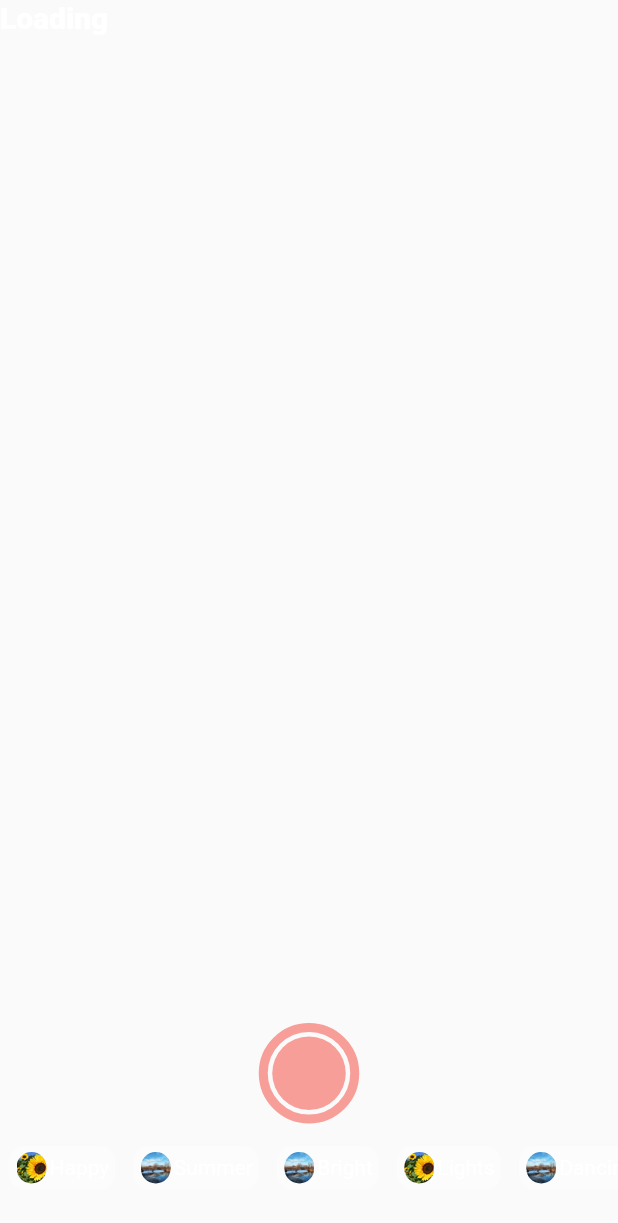
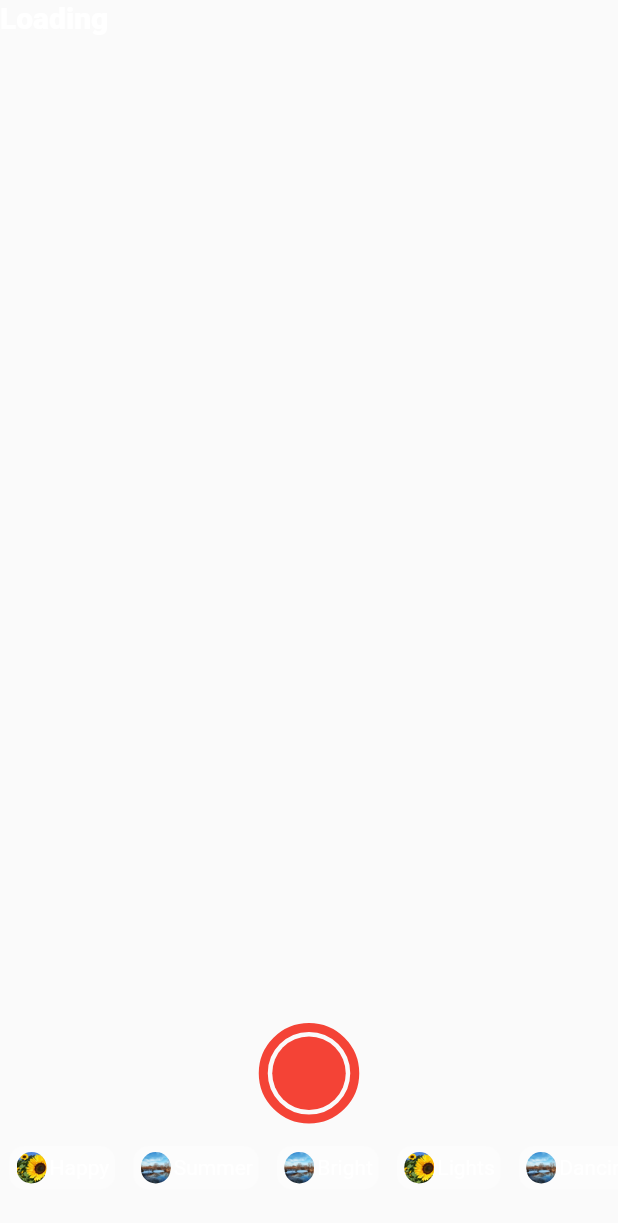
Before and after one commit to Brinfotech1407/VideoCaptureWithCameraFlip, a Flutter app: the screen it shows after launch, on a phone screen of 412 x 824 dp. Shown: the top 1223 px of the screen. Run offline on Flutter 3.47's test engine with Material 2 defaults, Android fonts, the phone set to English and light mode, and no system bars; our stand-ins replace fluttertoast, just_audio, video_player; missing offline and left inert: camera_platform_interface.

Commit message:
set defult play stop button colors.

```diff
--- a/VideoCaptureApp/lib/video_recorder_app.dart
+++ b/VideoCaptureApp/lib/video_recorder_app.dart
@@ -29,6 +29,7 @@ class _VideoRecorderExampleState extends State<VideoRecorderExample>
   Duration myDuration = const Duration(seconds: 30);
   late AudioPlayer player;
   bool isInitialized = false;
+  int isRecodingStart = 0;
 
   @override
   void initState() {
@@ -213,10 +214,12 @@ class _VideoRecorderExampleState extends State<VideoRecorderExample>
   void updateCheckView(String key) {
     if (arrCheckedMap.containsKey(key)) {
       arrCheckedMap.clear();
+      isRecodingStart =0;
       player.stop();
     } else {
       arrCheckedMap.clear();
       arrCheckedMap[key] = true;
+      isRecodingStart = 1;
       if(key=='Happy' || key == 'Summer' || key == 'Bright'){
         player.play();
       }else{
@@ -287,7 +290,7 @@ class _VideoRecorderExampleState extends State<VideoRecorderExample>
       child: GestureDetector(
         onTap: _onSwitchCamera,
         child: Padding(
-          padding: const EdgeInsets.only(right: 14, top: 55),
+          padding: const EdgeInsets.only(right: 14, top: 45),
           child: IconButton(
               onPressed: _onSwitchCamera,
               icon: Icon(_getCameraLensIcon(lensDirection)),
@@ -318,8 +321,8 @@ class _VideoRecorderExampleState extends State<VideoRecorderExample>
             color: controller != null &&
                     controller!.value.isInitialized &&
                     !controller!.value.isRecordingVideo
-                ? const Color.fromRGBO(217, 217, 217, 1).withOpacity(0.5)
-                :Colors.red.withOpacity(0.5),
+                ?isRecodingStart == 0 ? const Color.fromRGBO(217, 217, 217, 1).withOpacity(0.5):Colors.white
+                :Colors.red,
             width: 6,
           ),
           borderRadius: const BorderRadius.all(Radius.elliptical(67, 67)),
@@ -332,8 +335,8 @@ class _VideoRecorderExampleState extends State<VideoRecorderExample>
               color: controller != null &&
                       controller!.value.isInitialized &&
                       !controller!.value.isRecordingVideo
-                  ? const Color.fromRGBO(217, 217, 217, 1).withOpacity(0.5)
-                  : Colors.red.withOpacity(0.5),
+                  ? isRecodingStart == 0 ?const Color.fromRGBO(217, 217, 217, 1).withOpacity(0.5):Colors.white
+                  : Colors.red,
               borderRadius: const BorderRadius.all(Radius.elliptical(47, 47)),
             )),
       ),
@@ -439,6 +442,7 @@ class _VideoRecorderExampleState extends State<VideoRecorderExample>
       print('videoPath :: $videoPath');
       arrCheckedMap.clear();
       countdownTimer?.cancel();
+      isRecodingStart =0;
       player.stop();
       setState(() {});
     });
```
